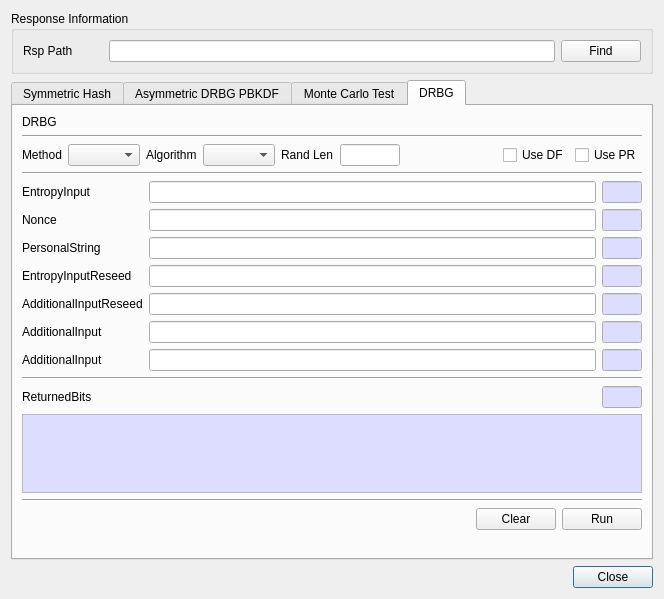
Old version of the form BerEditor/cavp_dlg.ui in the repository jykim74/BerEditor.
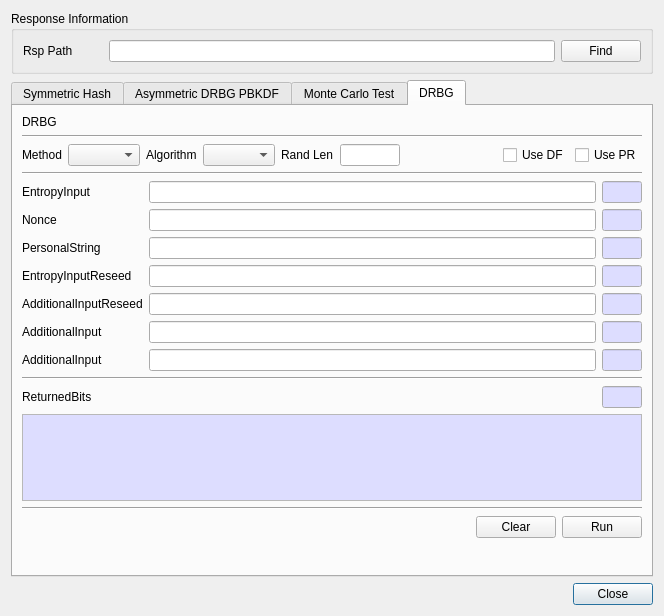
New version of the form. The open tabs and pages were chosen to show the change.

The edit to the form file:
```diff
--- a/BerEditor/cavp_dlg.ui
+++ b/BerEditor/cavp_dlg.ui
@@ -7,7 +7,7 @@
     <x>0</x>
     <y>0</y>
     <width>664</width>
-    <height>578</height>
+    <height>616</height>
    </rect>
   </property>
   <property name="windowTitle">
```
Left out of the diff: 4 changed lines with no effect on the pictures.
